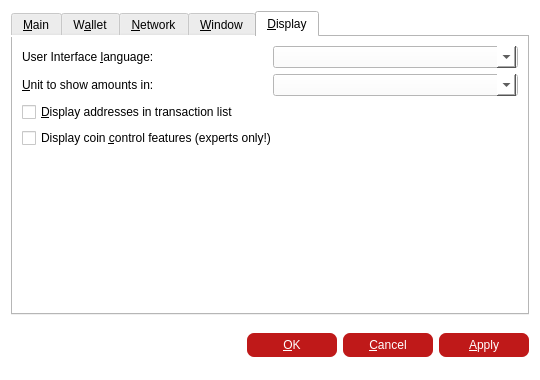
Qt form src/qt/forms/optionsdialog.ui (GlobalBoost/GlobalBoost-Y) before a commit.
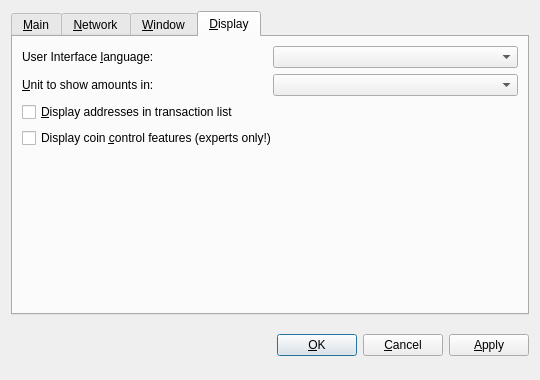
The same form after that commit. The open tabs and pages were chosen to show the change. Icons and pictures are not drawn. Custom widgets are drawn as their Qt base class.

```diff
--- a/src/qt/forms/optionsdialog.ui
+++ b/src/qt/forms/optionsdialog.ui
@@ -10,20 +10,9 @@
     <height>380</height>
    </rect>
   </property>
-  <property name="maximumSize">
-   <size>
-    <width>16777215</width>
-    <height>390</height>
-   </size>
-  </property>
   <property name="windowTitle">
    <string>Options</string>
   </property>
-  <property name="styleSheet">
-   <string notr="true">background-color: rgb(255, 255, 255);
-
-</string>
-  </property>
   <property name="modal">
    <bool>true</bool>
   </property>
@@ -42,149 +31,6 @@
       </attribute>
       <layout class="QVBoxLayout" name="verticalLayout_Main">
        <item>
-        <widget class="QCheckBox" name="bitcoinAtStartup">
-         <property name="toolTip">
-          <string>Automatically start Globalboost-Y after logging in to the system.</string>
-         </property>
-         <property name="text">
-          <string>&amp;Start Globalboost-Y on system login</string>
-         </property>
-        </widget>
-       </item>
-       <item>
-        <spacer name="verticalSpacer_Main">
-         <property name="orientation">
-          <enum>Qt::Vertical</enum>
-         </property>
-         <property name="sizeHint" stdset="0">
-          <size>
-           <width>20</width>
-           <height>40</height>
-          </size>
-         </property>
-        </spacer>
-       </item>
-       <item>
-        <layout class="QHBoxLayout" name="horizontalLayout_2_Main">
-         <item>
-          <spacer name="horizontalSpacer_2_Main">
-           <property name="orientation">
-            <enum>Qt::Horizontal</enum>
-           </property>
-           <property name="sizeHint" stdset="0">
-            <size>
-             <width>40</width>
-             <height>20</height>
-            </size>
-           </property>
-          </spacer>
-         </item>
-         <item>
-          <widget class="QPushButton" name="resetButton">
-           <property name="toolTip">
-            <string>Reset all client options to default.</string>
-           </property>
-           <property name="styleSheet">
-            <string notr="true">QPushButton {
- color: white;
- background-color: #BF1919;
- border-width: 0px;
- border-color: #339;
- border-style: solid;
- border-radius: 7;
- padding: 3px;
- font-size: 12px;
- padding-left: 5px;
- padding-right: 5px;
- min-width: 120px;
- max-width:150px;
- min-height: 18px;
- max-height: 18px;
-}
-
-QPushButton:!enabled {
-	background-color: #769597;
-}
-
-QPushButton:hover {
-	background-color: #990000;
-}
-
-QPushButton:pressed:flat {
-	background-color: #00a99d;
-}</string>
-           </property>
-           <property name="text">
-            <string>&amp;Reset Options</string>
-           </property>
-           <property name="autoDefault">
-            <bool>false</bool>
-           </property>
-          </widget>
-         </item>
-        </layout>
-       </item>
-      </layout>
-     </widget>
-     <widget class="QWidget" name="tabWallet">
-      <property name="styleSheet">
-       <string notr="true">/* ================= combobox */
-QValueComboBox {
-    border: 1px solid #ededed;
-    padding: 0px 18px 0px 3px;
-    min-width: 20px;
-	min-height: 20px;
- }
-
-QValueComboBox:editable {
-     background-color: rgb(192,25,25);
- }
-
-QValueComboBox:!editable{
-      background-color: white;
- }
-
-QValueComboBox:!editable:on {
-     background-color:rgb(191,25,25);
- }
-
-QValueComboBox:!editable:off {
-     background-color:rgb(191,25,25);
- }
-
-QValueComboBox:on {
-     /*padding-top: 3px;
-     padding-left: 4px;*/
- }
-
-QValueComboBox::drop-down {
-    subcontrol-origin: padding;
-    subcontrol-position: top right;
-    width: 20px;
-	background-color: rgb(191,25,25);
-
-    border-left-width: 1px;
-    border-left-color: darkgray;
-    border-left-style: solid;
-}
-QValueComboBox::drop-down:hover, QComboBox::drop-down:on {
-	background-color: rgb(191,25,25);
-}
-
-QValueComboBox::down-arrow {
-	image: url(:/res/combo_arrow.png);
- }
-
-QValueComboBox::down-arrow:on {
-/*     top: 1px;
-     left: 1px;*/
- }</string>
-      </property>
-      <attribute name="title">
-       <string>W&amp;allet</string>
-      </attribute>
-      <layout class="QVBoxLayout" name="verticalLayout_main">
-       <item>
         <widget class="QLabel" name="transactionFeeInfoLabel">
          <property name="text">
           <string>Optional transaction fee per kB that helps make sure your transactions are processed quickly. Most transactions are 1 kB.</string>
@@ -507,60 +353,7 @@
          <item>
           <widget class="QValueComboBox" name="lang">
            <property name="toolTip">
-            <string>The user interface language can be set here. This setting will take effect after restarting Globalboost-Y.</string>
-           </property>
-           <property name="styleSheet">
-            <string notr="true">/* ================= combobox */
-QValueComboBox {
-    border: 1px solid #ededed;
-    padding: 0px 18px 0px 3px;
-    min-width: 20px;
-	min-height: 20px;
- }
-
-QValueComboBox:editable {
-     background-color: rgb(192,25,25);
- }
-
-QValueComboBox:!editable{
-      background-color: white;
- }
-
-QValueComboBox:!editable:on {
-     background-color:rgb(191,25,25);
- }
-
-QValueComboBox:!editable:off {
-     background-color:rgb(191,25,25);
- }
-
-QValueComboBox:on {
-     /*padding-top: 3px;
-     padding-left: 4px;*/
- }
-
-QValueComboBox::drop-down {
-    subcontrol-origin: padding;
-    subcontrol-position: top right;
-    width: 20px;
-	background-color: rgb(191,25,25);
-
-    border-left-width: 1px;
-    border-left-color: darkgray;
-    border-left-style: solid;
-}
-QValueComboBox::drop-down:hover, QComboBox::drop-down:on {
-	background-color: rgb(191,25,25);
-}
-
-QValueComboBox::down-arrow {
-	image: url(:/res/combo_arrow.png);
- }
-
-QValueComboBox::down-arrow:on {
-/*     top: 1px;
-     left: 1px;*/
- }</string>
+            <string>The user interface language can be set here. This setting will take effect after restarting Globalboost.</string>
            </property>
           </widget>
          </item>
@@ -586,59 +379,6 @@
            <property name="toolTip">
             <string>Choose the default subdivision unit to show in the interface and when sending coins.</string>
            </property>
-           <property name="styleSheet">
-            <string notr="true">/* ================= combobox */
-QValueComboBox {
-    border: 1px solid #ededed;
-    padding: 0px 18px 0px 3px;
-    min-width: 20px;
-	min-height: 20px;
- }
-
-QValueComboBox:editable {
-     background-color: rgb(192,25,25);
- }
-
-QValueComboBox:!editable{
-      background-color: white;
- }
-
-QValueComboBox:!editable:on {
-     background-color:rgb(191,25,25);
- }
-
-QValueComboBox:!editable:off {
-     background-color:rgb(191,25,25);
- }
-
-QValueComboBox:on {
-     /*padding-top: 3px;
-     padding-left: 4px;*/
- }
-
-QValueComboBox::drop-down {
-    subcontrol-origin: padding;
-    subcontrol-position: top right;
-    width: 20px;
-	background-color: rgb(191,25,25);
-
-    border-left-width: 1px;
-    border-left-color: darkgray;
-    border-left-style: solid;
-}
-QValueComboBox::drop-down:hover, QComboBox::drop-down:on {
-	background-color: rgb(191,25,25);
-}
-
-QValueComboBox::down-arrow {
-	image: url(:/res/combo_arrow.png);
- }
-
-QValueComboBox::down-arrow:on {
-/*     top: 1px;
-     left: 1px;*/
- }</string>
-           </property>
           </widget>
          </item>
         </layout>
@@ -729,36 +469,6 @@
      </item>
      <item>
       <widget class="QPushButton" name="okButton">
-       <property name="styleSheet">
-        <string notr="true">QPushButton {
- color: white;
- background-color: #BF1919;
- border-width: 0px;
- border-color: #339;
- border-style: solid;
- border-radius: 7;
- padding: 3px;
- font-size: 12px;
- padding-left: 5px;
- padding-right: 5px;
- min-width: 80px;
- max-width:150px;
- min-height: 18px;
- max-height: 18px;
-}
-
-QPushButton:!enabled {
-	background-color: #769597;
-}
-
-QPushButton:hover {
-	background-color: #990000;
-}
-
-QPushButton:pressed:flat {
-	background-color: #00a99d;
-}</string>
-       </property>
        <property name="text">
         <string>&amp;OK</string>
        </property>
@@ -766,36 +476,6 @@
      </item>
      <item>
       <widget class="QPushButton" name="cancelButton">
-       <property name="styleSheet">
-        <string notr="true">QPushButton {
- color: white;
- background-color: #BF1919;
- border-width: 0px;
- border-color: #339;
- border-style: solid;
- border-radius: 7;
- padding: 3px;
- font-size: 12px;
- padding-left: 5px;
- padding-right: 5px;
- min-width: 80px;
- max-width:150px;
- min-height: 18px;
- max-height: 18px;
-}
-
-QPushButton:!enabled {
-	background-color: #769597;
-}
-
-QPushButton:hover {
-	background-color: #990000;
-}
-
-QPushButton:pressed:flat {
-	background-color: #00a99d;
-}</string>
-       </property>
        <property name="text">
         <string>&amp;Cancel</string>
        </property>
@@ -806,36 +486,6 @@
      </item>
      <item>
       <widget class="QPushButton" name="applyButton">
-       <property name="styleSheet">
-        <string notr="true">QPushButton {
- color: white;
- background-color: #BF1919;
- border-width: 0px;
- border-color: #339;
- border-style: solid;
- border-radius: 7;
- padding: 3px;
- font-size: 12px;
- padding-left: 5px;
- padding-right: 5px;
- min-width: 80px;
- max-width:150px;
- min-height: 18px;
- max-height: 18px;
-}
-
-QPushButton:!enabled {
-	background-color: #769597;
-}
-
-QPushButton:hover {
-	background-color: #990000;
-}
-
-QPushButton:pressed:flat {
-	background-color: #00a99d;
-}</string>
-       </property>
        <property name="text">
         <string>&amp;Apply</string>
        </property>
@@ -849,14 +499,9 @@
   </layout>
  </widget>
  <customwidgets>
-  <customwidget>
-   <class>QValidatedLineEdit</class>
-   <extends>QLineEdit</extends>
-   <header>qvalidatedlineedit.h</header>
-  </customwidget>
   <customwidget>
    <class>BitcoinAmountField</class>
-   <extends>QLineEdit</extends>
+   <extends>QSpinBox</extends>
    <header>bitcoinamountfield.h</header>
    <container>1</container>
   </customwidget>
@@ -865,6 +510,11 @@
    <extends>QComboBox</extends>
    <header>qvaluecombobox.h</header>
   </customwidget>
+  <customwidget>
+   <class>QValidatedLineEdit</class>
+   <extends>QLineEdit</extends>
+   <header>qvalidatedlineedit.h</header>
+  </customwidget>
  </customwidgets>
  <resources/>
  <connections/>
```
Left out of the diff: 127 changed lines with no effect on the pictures.
